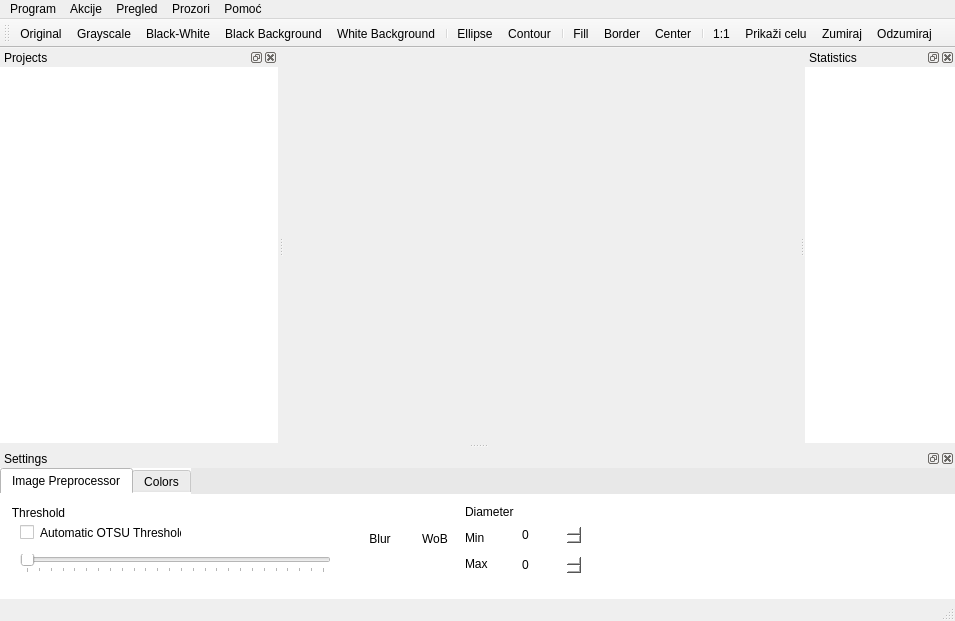
First picture: the form in main/src/ndtr/ndtr_app/mainwindow.ui, repository nik0la31/Application-of-pattern-recognition-algorithms-in-neutron-dosimetry, before the edit.
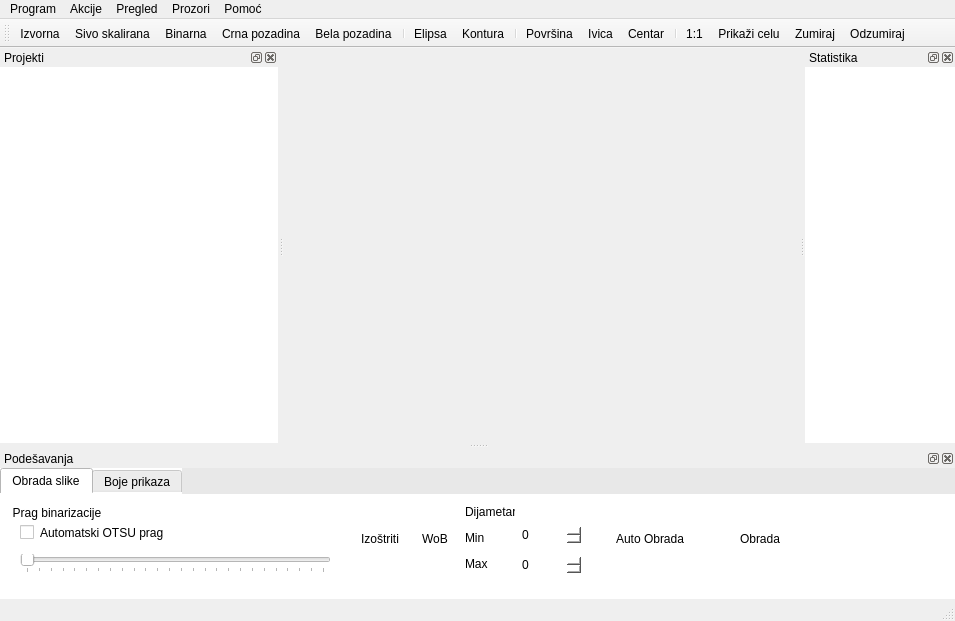
Second picture: the form after the edit. Icons and pictures are not drawn.

```diff
--- a/main/src/ndtr/ndtr_app/mainwindow.ui
+++ b/main/src/ndtr/ndtr_app/mainwindow.ui
@@ -159,7 +159,7 @@
     <set>QDockWidget::AllDockWidgetFeatures</set>
    </property>
    <property name="windowTitle">
-    <string>Projects</string>
+    <string>Projekti</string>
    </property>
    <attribute name="dockWidgetArea">
     <number>1</number>
@@ -189,7 +189,7 @@
 border: 0px;</string>
    </property>
    <property name="windowTitle">
-    <string>Statistics</string>
+    <string>Statistika</string>
    </property>
    <attribute name="dockWidgetArea">
     <number>2</number>
@@ -232,7 +232,7 @@
 border: 0px;</string>
    </property>
    <property name="windowTitle">
-    <string>Settings</string>
+    <string>Podešavanja</string>
    </property>
    <attribute name="dockWidgetArea">
     <number>8</number>
@@ -272,7 +272,7 @@
          <string notr="true"/>
         </property>
         <attribute name="title">
-         <string>Image Preprocessor</string>
+         <string>Obrada slike</string>
         </attribute>
         <widget class="QGroupBox" name="groupThreshold">
          <property name="geometry">
@@ -287,7 +287,7 @@
           <string notr="true"/>
          </property>
          <property name="title">
-          <string>Threshold</string>
+          <string>Prag binarizacije</string>
          </property>
          <widget class="QSlider" name="sliderThreshold">
           <property name="geometry">
@@ -330,7 +330,7 @@
            </rect>
           </property>
           <property name="text">
-           <string>Automatic OTSU Threshold</string>
+           <string>Automatski OTSU prag</string>
           </property>
          </widget>
         </widget>
@@ -366,7 +366,7 @@
 }</string>
          </property>
          <property name="text">
-          <string>Blur</string>
+          <string>Izoštriti</string>
          </property>
          <property name="icon">
           <iconset resource="resources.qrc">
@@ -484,7 +484,7 @@
           </rect>
          </property>
          <property name="text">
-          <string>Diameter</string>
+          <string>Dijametar</string>
          </property>
         </widget>
         <widget class="QLabel" name="labelMin">
@@ -513,10 +513,109 @@
           <string>Max</string>
          </property>
         </widget>
+        <widget class="QToolButton" name="btnProcessImage">
+         <property name="geometry">
+          <rect>
+           <x>710</x>
+           <y>10</y>
+           <width>100</width>
+           <height>70</height>
+          </rect>
+         </property>
+         <property name="styleSheet">
+          <string notr="true">QToolButton
+{
+    border: 0px;
+}
+
+QToolButton:hover
+{
+    padding: 2px;
+    background-color: #F0F0F0;
+}
+
+QToolButton:pressed
+{
+    padding: 4px;
+}
+
+QToolButton:checked
+{
+    background-color: #A0A0A0;
+}</string>
+         </property>
+         <property name="text">
+          <string>Obrada</string>
+         </property>
+         <property name="icon">
+          <iconset resource="resources.qrc">
+           <normaloff>:/ico/ico/play.ico</normaloff>:/ico/ico/play.ico</iconset>
+         </property>
+         <property name="iconSize">
+          <size>
+           <width>48</width>
+           <height>48</height>
+          </size>
+         </property>
+         <property name="toolButtonStyle">
+          <enum>Qt::ToolButtonTextUnderIcon</enum>
+         </property>
+        </widget>
+        <widget class="QToolButton" name="toolButton">
+         <property name="geometry">
+          <rect>
+           <x>600</x>
+           <y>10</y>
+           <width>100</width>
+           <height>70</height>
+          </rect>
+         </property>
+         <property name="styleSheet">
+          <string notr="true">QToolButton
+{
+    border: 0px;
+}
+
+QToolButton:hover
+{
+    padding: 2px;
+    background-color: #F0F0F0;
+}
+
+QToolButton:pressed
+{
+    padding: 4px;
+}
+
+QToolButton:checked
+{
+    background-color: #A0A0A0;
+}</string>
+         </property>
+         <property name="text">
+          <string>Auto Obrada</string>
+         </property>
+         <property name="icon">
+          <iconset resource="resources.qrc">
+           <normaloff>:/ico/ico/autoplay.ico</normaloff>:/ico/ico/autoplay.ico</iconset>
+         </property>
+         <property name="iconSize">
+          <size>
+           <width>48</width>
+           <height>48</height>
+          </size>
+         </property>
+         <property name="checkable">
+          <bool>true</bool>
+         </property>
+         <property name="toolButtonStyle">
+          <enum>Qt::ToolButtonTextUnderIcon</enum>
+         </property>
+        </widget>
        </widget>
        <widget class="QWidget" name="tab_3">
         <attribute name="title">
-         <string>Colors</string>
+         <string>Boje prikaza</string>
         </attribute>
         <widget class="QToolButton" name="actionFillColor">
          <property name="geometry">
@@ -728,7 +827,7 @@
     </iconset>
    </property>
    <property name="text">
-    <string>Original</string>
+    <string>Izvorna</string>
    </property>
    <property name="toolTip">
     <string>Original Image</string>
@@ -747,7 +846,7 @@
     </iconset>
    </property>
    <property name="text">
-    <string>Grayscale</string>
+    <string>Sivo skalirana</string>
    </property>
    <property name="toolTip">
     <string>Grayscale Image</string>
@@ -766,7 +865,7 @@
     </iconset>
    </property>
    <property name="text">
-    <string>Black-White</string>
+    <string>Binarna</string>
    </property>
    <property name="toolTip">
     <string>Black-White Image</string>
@@ -909,7 +1008,7 @@
     </iconset>
    </property>
    <property name="text">
-    <string>Border</string>
+    <string>Ivica</string>
    </property>
    <property name="toolTip">
     <string>Trace border</string>
@@ -925,7 +1024,7 @@
     </iconset>
    </property>
    <property name="text">
-    <string>Contour</string>
+    <string>Kontura</string>
    </property>
    <property name="toolTip">
     <string>Trace Contour</string>
@@ -941,7 +1040,7 @@
     </iconset>
    </property>
    <property name="text">
-    <string>Center</string>
+    <string>Centar</string>
    </property>
    <property name="toolTip">
     <string>Trace Center</string>
@@ -1003,7 +1102,7 @@
     </iconset>
    </property>
    <property name="text">
-    <string>Black Background</string>
+    <string>Crna pozadina</string>
    </property>
   </action>
   <action name="actionWhite_Background">
@@ -1016,7 +1115,7 @@
     </iconset>
    </property>
    <property name="text">
-    <string>White Background</string>
+    <string>Bela pozadina</string>
    </property>
   </action>
   <action name="actionEllipse">
@@ -1029,7 +1128,7 @@
     </iconset>
    </property>
    <property name="text">
-    <string>Ellipse</string>
+    <string>Elipsa</string>
    </property>
   </action>
   <action name="actionFill">
@@ -1042,7 +1141,7 @@
     </iconset>
    </property>
    <property name="text">
-    <string>Fill</string>
+    <string>Površina</string>
    </property>
   </action>
   <action name="actionExport">
```
Left out of the diff: 13 changed lines with no effect on the pictures.
